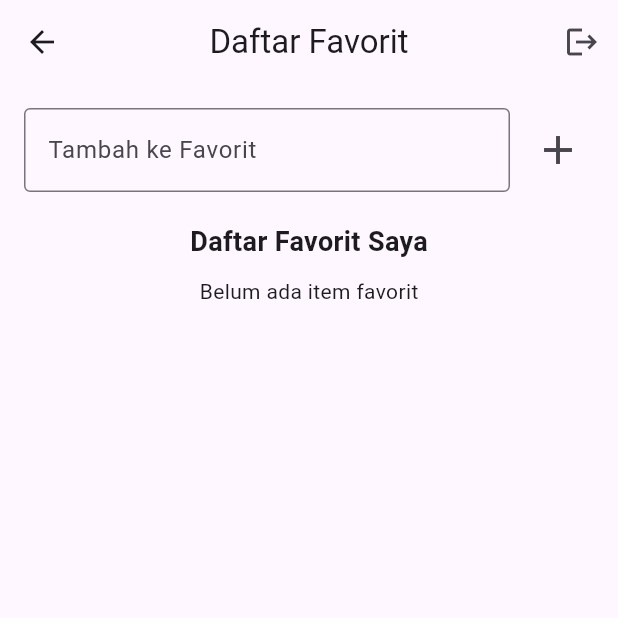
After one commit to farrasariffadhila/fp_ppb, a Flutter app: the FavouriteScreen screen opened by its route, after a tap on the "add" icon, on a phone screen of 412 x 824 dp, the top half of it. The commit adds this screen. Run offline on Flutter 3.47's test engine with Material 3 defaults, Android fonts, the phone set to English and light mode, and no system bars; our stand-ins replace cloud_firestore, firebase_auth, firebase_core; accounts and stored records are empty; network calls fail.

Commit message:
Feat: Favourite Section

```diff
--- a/lib/main.dart
+++ b/lib/main.dart
@@ -1,6 +1,7 @@
 import 'package:fp_ppb/screens/home.dart';
 import 'package:fp_ppb/screens/login.dart';
 import 'package:fp_ppb/screens/register.dart';
+import 'package:fp_ppb/screens/favourite.dart';
 import 'package:flutter/material.dart';
 import 'package:firebase_core/firebase_core.dart';
 import 'firebase_options.dart';
@@ -18,10 +19,11 @@ class MyApp extends StatelessWidget {
 
   @override
   Widget build(BuildContext context) {
-    return MaterialApp(initialRoute: 'login', routes: {
+    return MaterialApp(initialRoute: 'home', routes: {
       'home': (context) => const HomeScreen(),
       'login': (context) => const LoginScreen(),
       'register': (context) => const RegisterScreen(),
+      'favourite': (context) => const FavouriteScreen(),
     });
   }
 }
--- /dev/null
+++ b/lib/screens/favourite.dart
@@ -0,0 +1,220 @@
+import 'package:firebase_auth/firebase_auth.dart';
+import 'package:cloud_firestore/cloud_firestore.dart';
+import 'package:flutter/material.dart';
+import 'login.dart';
+
+class FavouriteScreen extends StatefulWidget {
+  const FavouriteScreen({super.key});
+
+  @override
+  State<FavouriteScreen> createState() => _FavouriteScreenState();
+}
+
+class _FavouriteScreenState extends State<FavouriteScreen> {
+  final _favouriteItemController = TextEditingController();
+  final FirebaseAuth _auth = FirebaseAuth.instance;
+  final FirebaseFirestore _firestore = FirebaseFirestore.instance;
+
+  late String userId;
+
+  void logout() async {
+    await _auth.signOut();
+    if (!context.mounted) return;
+    Navigator.pushReplacementNamed(context, 'login');
+  }
+
+  Future<void> _addFavourite() async {
+    if (_favouriteItemController.text.trim().isEmpty) return;
+
+    try {
+      await _firestore.collection('users').doc(userId).update({
+        'favourites': FieldValue.arrayUnion([_favouriteItemController.text.trim()]),
+      });
+      _favouriteItemController.clear();
+    } catch (e) {
+      if (e.toString().contains('Some requested document was not found')) {
+        await _firestore.collection('users').doc(userId).set({
+          'favourites': [_favouriteItemController.text.trim()],
+        });
+        _favouriteItemController.clear();
+      } else {
+        if (!context.mounted) return;
+        ScaffoldMessenger.of(context).showSnackBar(
+          SnackBar(content: Text('Error: ${e.toString()}')),
+        );
+      }
+    }
+  }
+
+  Future<void> _removeFavourite(String item) async {
+    try {
+      await _firestore.collection('users').doc(userId).update({
+        'favourites': FieldValue.arrayRemove([item]),
+      });
+    } catch (e) {
+      if (!context.mounted) return;
+      ScaffoldMessenger.of(context).showSnackBar(
+        SnackBar(content: Text('Error: ${e.toString()}')),
+      );
+    }
+  }
+
+  @override
+  Widget build(BuildContext context) {
+    return StreamBuilder<User?>(
+      stream: _auth.authStateChanges(),
+      builder: (context, snapshot) {
+        if (snapshot.connectionState == ConnectionState.waiting) {
+          return const Center(child: CircularProgressIndicator());
+        }
+
+        if (snapshot.hasData) {
+          final user = snapshot.data!;
+          userId = user.uid;
+
+          return Scaffold(
+            appBar: AppBar(
+              title: const Text('Daftar Favorit'),
+              centerTitle: true,
+              actions: [
+                IconButton(icon: const Icon(Icons.logout), onPressed: logout),
+              ],
+            ),
+            body: Padding(
+              padding: const EdgeInsets.all(16.0),
+              child: Column(
+                children: [
+                  Row(
+                    children: [
+                      Expanded(
+                        child: TextField(
+                          controller: _favouriteItemController,
+                          decoration: const InputDecoration(
+                            labelText: 'Tambah ke Favorit',
+                            border: OutlineInputBorder(),
+                          ),
+                        ),
+                      ),
+                      const SizedBox(width: 8),
+                      IconButton(
+                        icon: const Icon(Icons.add, size: 32),
+                        onPressed: _addFavourite,
+                      ),
+                    ],
+                  ),
+                  const SizedBox(height: 20),
+                  const Text(
+                    'Daftar Favorit Saya',
+                    style: TextStyle(fontSize: 18, fontWeight: FontWeight.bold),
+                  ),
+                  const SizedBox(height: 10),
+                  // Stream untuk menampilkan daftar favorit
+                  StreamBuilder<DocumentSnapshot>(
+                    stream: _firestore.collection('users').doc(userId).snapshots(),
+                    builder: (context, snapshot) {
+                      if (snapshot.connectionState == ConnectionState.waiting) {
+                        return const Center(child: CircularProgressIndicator());
+                      }
+
+                      if (snapshot.hasError) {
+                        return Center(child: Text('Error: ${snapshot.error}'));
+                      }
+
+                      if (!snapshot.hasData || !snapshot.data!.exists) {
+                        return const Center(child: Text('Belum ada item favorit'));
+                      }
+
+                      final data = snapshot.data!.data() as Map<String, dynamic>;
+                      final favourites = List<String>.from(data['favourites'] ?? []);
+
+                      if (favourites.isEmpty) {
+                        return const Center(child: Text('Belum ada item favorit'));
+                      }
+
+                      return Expanded(
+                        child: GridView.builder(
+                          padding: const EdgeInsets.all(16),
+                          gridDelegate: const SliverGridDelegateWithFixedCrossAxisCount(
+                            crossAxisCount: 2, // 2 items per row
+                            crossAxisSpacing: 16,
+                            mainAxisSpacing: 16,
+                            childAspectRatio: 0.8, // Adjust this for item proportions
+                          ),
+                          itemCount: favourites.length,
+                          itemBuilder: (context, index) {
+                            final item = favourites[index];
+                            return Card(
+                              elevation: 4,
+                              shape: RoundedRectangleBorder(
+                                borderRadius: BorderRadius.circular(12),
+                              ),
+                              child: Stack(
+                                children: [
+                                  Column(
+                                    crossAxisAlignment: CrossAxisAlignment.stretch,
+                                    children: [
+                                      // Image placeholder (replace with actual image)
+                                      Container(
+                                        width: double.infinity,
+                                        height: 140,
+                                        decoration: BoxDecoration(
+                                          color: const Color(0xFFFFFFFF),
+                                          image: const DecorationImage(
+                                            image: NetworkImage('https://flutter.github.io/assets-for-api-docs/assets/widgets/owl-2.jpg'),
+                                            fit: BoxFit.cover,
+                                          ),
+                                          border: Border.all(
+                                            width: 8,
+                                          ),
+                                          borderRadius: BorderRadius.circular(12),
+                                        ),
+                                      ),
+                                      Padding(
+                                        padding: const EdgeInsets.all(8.0),
+                                        child: Text(
+                                          item,
+                                          style: const TextStyle(
+                                            fontSize: 16,
+                                            fontWeight: FontWeight.bold,
+                                          ),
+                                          maxLines: 2,
+                                          overflow: TextOverflow.ellipsis,
+                                        ),
+                                      ),
+                                    ],
+                                  ),
+                                  // Unfavorite button
+                                  Positioned(
+                                    bottom: 8,
+                                    right: 8,
+                                    child: Material(
+                                      color: Colors.white,
+                                      shape: const CircleBorder(),
+                                      child: IconButton(
+                                        icon: const Icon(Icons.favorite, color: Colors.red),
+                                        onPressed: () => _removeFavourite(item),
+                                        iconSize: 20,
+                                        padding: EdgeInsets.zero,
+                                        constraints: const BoxConstraints(),
+                                      ),
+                                    ),
+                                  ),
+                                ],
+                              ),
+                            );
+                          },
+                        ),
+                      );
+                    },
+                  ),
+                ],
+              ),
+            ),
+          );
+        } else {
+          return const LoginScreen();
+        }
+      },
+    );
+  }
+}
```
Also changed, not shown: lib/screens/home.dart (+8 -0 lines).
